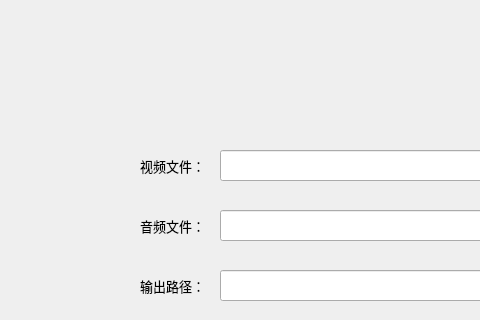
First picture: the form in mainwindow.ui, repository YaoqingAyuan/Memoria, before the edit; both pictures show x 0 to 480 and y 0 to 320 of the 800 by 600 pixel window.
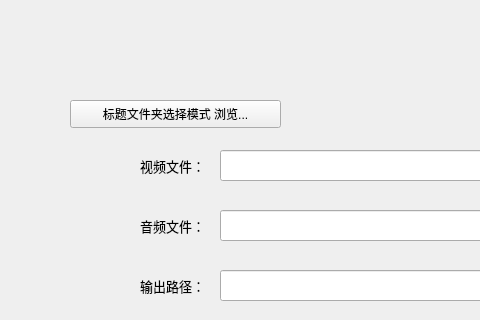
Second picture: the form after the edit.

The edit to the form file:
```diff
--- a/mainwindow.ui
+++ b/mainwindow.ui
@@ -163,6 +163,19 @@
      <number>0</number>
     </property>
    </widget>
+   <widget class="QPushButton" name="titlefolderBtn">
+    <property name="geometry">
+     <rect>
+      <x>70</x>
+      <y>100</y>
+      <width>211</width>
+      <height>28</height>
+     </rect>
+    </property>
+    <property name="text">
+     <string>标题文件夹选择模式 浏览...</string>
+    </property>
+   </widget>
   </widget>
   <widget class="QMenuBar" name="menubar">
    <property name="geometry">
```
